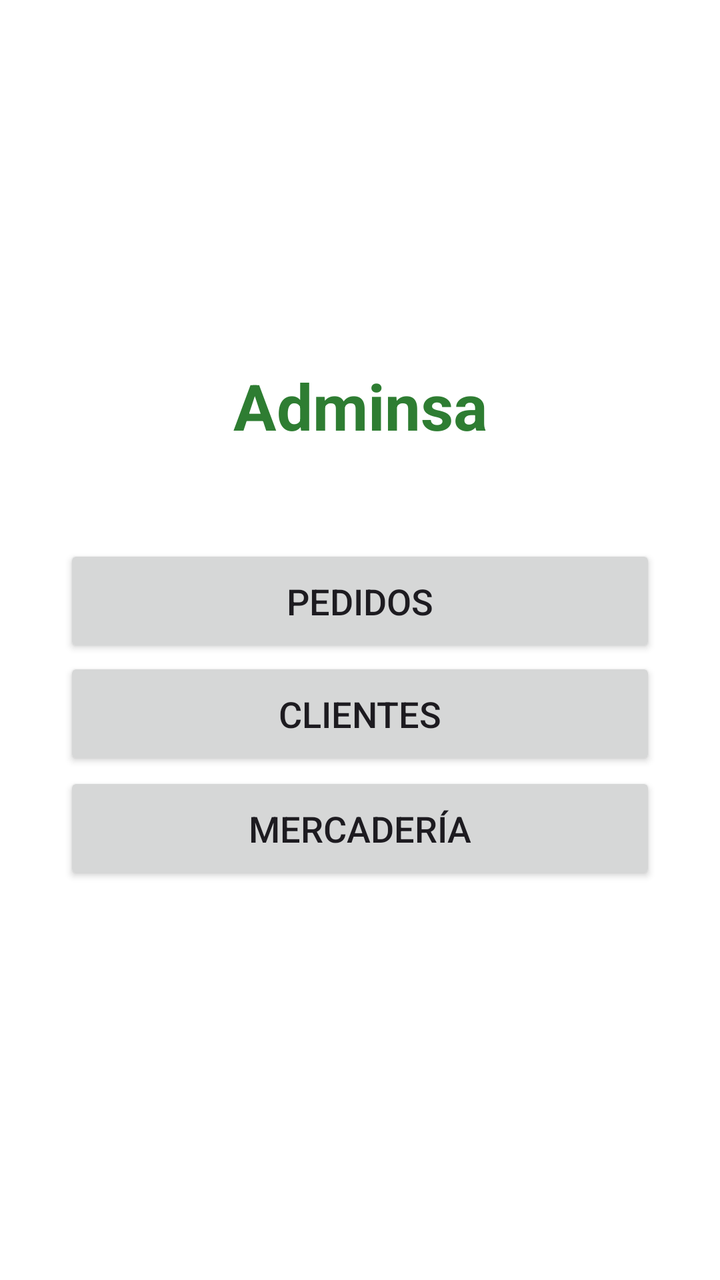
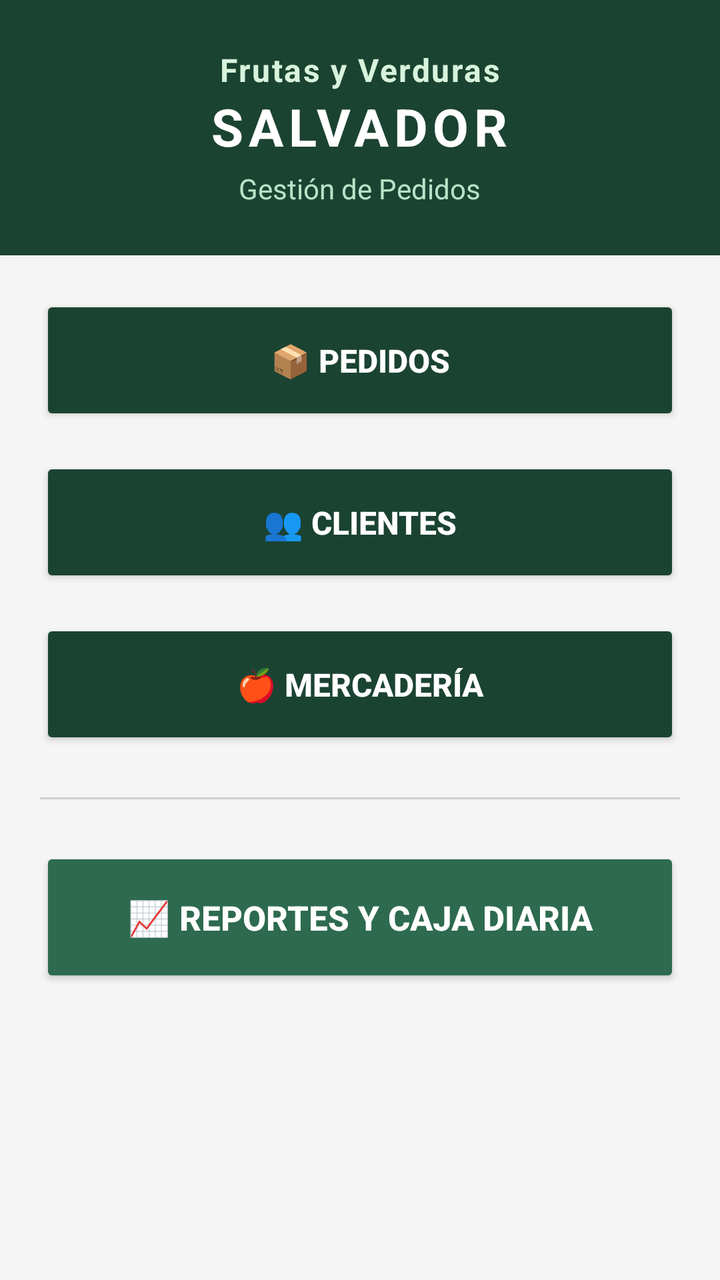

Two renders of the same Android screen: before a commit and after it. Below are the layout's source before the change and the commit's diff.
<!-- AndroidManifest.xml: application theme Theme.GestionSalvador -->
<!-- res/layout/activity_main.xml -->
<?xml version="1.0" encoding="utf-8"?>
<LinearLayout
    xmlns:android="http://schemas.android.com/apk/res/android"
    xmlns:app="http://schemas.android.com/apk/res-auto"
    android:layout_width="match_parent"
    android:layout_height="match_parent"
    android:orientation="vertical"
    android:padding="32dp"
    android:gravity="center"
    android:background="#FFFFFF">

    
    <TextView
        android:layout_width="match_parent"
        android:layout_height="wrap_content"
        android:text="Adminsa"
        android:textSize="32sp"
        android:textStyle="bold"
        android:textColor="#2E7D32"
        android:gravity="center"
        android:layout_marginBottom="48dp"/>

    <Button
        android:id="@+id/btnPedidos"
        android:layout_width="match_parent"
        android:layout_height="wrap_content"
        android:text="Pedidos"
        android:textSize="18sp"
        android:padding="16dp"
        app:icon="@drawable/ic_pedido"
        app:iconGravity="start"
        app:iconPadding="11dp"
        app:iconTint="#FFFFFF"/>

    <Button
        android:id="@+id/btnClientes"
        android:layout_width="match_parent"
        android:layout_height="wrap_content"
        android:text="Clientes"
        android:textSize="18sp"
        android:padding="16dp"
        android:layout_marginBottom="1dp"
        app:icon="@drawable/ic_cliente"
        app:iconGravity="start"
        app:iconPadding="11dp"
        app:iconTint="#FFFFFF" />

    <Button
        android:id="@+id/btnMercaderia"
        android:layout_width="match_parent"
        android:layout_height="wrap_content"
        android:text="Mercadería"
        android:textSize="18sp"
        android:padding="16dp"
        android:layout_marginBottom="16dp"
        app:icon="@drawable/ic_mercaderia"
        app:iconGravity="start"
        app:iconPadding="9dp"
        app:iconTint="#FFFFFF"/>



</LinearLayout>
<!-- resources referenced by this layout -->
<resources>
  <!-- drawable ic_cliente (drawable) -->
  <vector xmlns:android="http://schemas.android.com/apk/res/android"
      android:width="24dp"
      android:height="24dp"
      android:viewportWidth="24"
      android:viewportHeight="24">
      <path
          android:fillColor="#FFFFFFFF"
          android:pathData="M12,12c2.21,0 4,-1.79 4,-4s-1.79,-4 -4,-4 -4,1.79 -4,4 1.79,4 4,4zM12,14c-2.67,0 -8,1.34 -8,4v2h16v-2c0,-2.66 -5.33,-4 -8,-4z"/>
  </vector>
  <!-- drawable ic_mercaderia (drawable) -->
  <vector xmlns:android="http://schemas.android.com/apk/res/android"
      android:width="24dp"
      android:height="24dp"
      android:viewportWidth="960"
      android:viewportHeight="960">
    <path
        android:pathData="M360,720h440v-107L360,613v107ZM160,347h120v-107L160,240v107ZM160,534h120v-107L160,427v107ZM160,720h120v-107L160,613v107ZM360,534h440v-107L360,427v107ZM360,347h440v-107L360,240v107ZM160,800q-33,0 -56.5,-23.5T80,720v-480q0,-33 23.5,-56.5T160,160h640q33,0 56.5,23.5T880,240v480q0,33 -23.5,56.5T800,800L160,800Z"
        android:fillColor="#e3e3e3"/>
  </vector>
  <!-- drawable ic_pedido (drawable) -->
  <vector xmlns:android="http://schemas.android.com/apk/res/android"
      android:width="24dp"
      android:height="24dp"
      android:viewportWidth="960"
      android:viewportHeight="960">
    <path
        android:pathData="M120,880v-800l60,60 60,-60 60,60 60,-60 60,60 60,-60 60,60 60,-60 60,60 60,-60 60,60 60,-60v800l-60,-60 -60,60 -60,-60 -60,60 -60,-60 -60,60 -60,-60 -60,60 -60,-60 -60,60 -60,-60 -60,60ZM240,680h480v-80L240,600v80ZM240,520h480v-80L240,440v80ZM240,360h480v-80L240,280v80ZM200,764h560v-568L200,196v568ZM200,196v568,-568Z"
        android:fillColor="#e3e3e3"/>
  </vector>
  <style name="Theme.GestionSalvador" parent="Base.Theme.GestionSalvador" />
  <style name="Base.Theme.GestionSalvador" parent="Theme.Material3.DayNight.NoActionBar">
          
          
      </style>
</resources>

<!-- the commit's change to res/layout/activity_main.xml (unified diff, before → after) -->
@@ -1,63 +1,123 @@
 <?xml version="1.0" encoding="utf-8"?>
-<LinearLayout
-    xmlns:android="http://schemas.android.com/apk/res/android"
+<LinearLayout xmlns:android="http://schemas.android.com/apk/res/android"
     xmlns:app="http://schemas.android.com/apk/res-auto"
     android:layout_width="match_parent"
     android:layout_height="match_parent"
     android:orientation="vertical"
-    android:padding="32dp"
-    android:gravity="center"
-    android:background="#FFFFFF">
+    android:background="#F5F5F5">
 
     
-    <TextView
+    <LinearLayout
         android:layout_width="match_parent"
         android:layout_height="wrap_content"
-        android:text="Adminsa"
-        android:textSize="32sp"
-        android:textStyle="bold"
-        android:textColor="#2E7D32"
-        android:gravity="center"
-        android:layout_marginBottom="48dp"/>
+        android:background="#1B4332"
+        android:orientation="vertical"
+        android:padding="24dp"
+        android:gravity="center_horizontal">
 
-    <Button
-        android:id="@+id/btnPedidos"
+        <TextView
+            android:layout_width="wrap_content"
+            android:layout_height="wrap_content"
+            android:text="Frutas y Verduras"
+            android:textColor="#D8F3DC"
+            android:textSize="16sp"
+            android:letterSpacing="0.05"
+            android:textStyle="bold"/>
+
+        <TextView
+            android:layout_width="wrap_content"
+            android:layout_height="wrap_content"
+            android:text="SALVADOR"
+            android:textColor="@color/white"
+            android:textSize="26sp"
+            android:textStyle="bold"
+            android:letterSpacing="0.1"/>
+
+        <TextView
+            android:layout_width="wrap_content"
+            android:layout_height="wrap_content"
+            android:text="Gestión de Pedidos"
+            android:textColor="#B7E4C7"
+            android:textSize="14sp"
+            android:layout_marginTop="4dp"/>
+    </LinearLayout>
+
+    
+    <ScrollView
         android:layout_width="match_parent"
-        android:layout_height="wrap_content"
-        android:text="Pedidos"
-        android:textSize="18sp"
-        android:padding="16dp"
-        app:icon="@drawable/ic_pedido"
-        app:iconGravity="start"
-        app:iconPadding="11dp"
-        app:iconTint="#FFFFFF"/>
+        android:layout_height="0dp"
+        android:layout_weight="1"
+        android:padding="20dp">
 
-    <Button
-        android:id="@+id/btnClientes"
-        android:layout_width="match_parent"
-        android:layout_height="wrap_content"
-        android:text="Clientes"
-        android:textSize="18sp"
-        android:padding="16dp"
-        android:layout_marginBottom="1dp"
-        app:icon="@drawable/ic_cliente"
-        app:iconGravity="start"
-        app:iconPadding="11dp"
-        app:iconTint="#FFFFFF" />
+        <LinearLayout
+            android:layout_width="match_parent"
+            android:layout_height="wrap_content"
+            android:orientation="vertical"
+            android:gravity="center_horizontal">
 
-    <Button
-        android:id="@+id/btnMercaderia"
-        android:layout_width="match_parent"
-        android:layout_height="wrap_content"
-        android:text="Mercadería"
-        android:textSize="18sp"
-        android:padding="16dp"
-        android:layout_marginBottom="16dp"
-        app:icon="@drawable/ic_mercaderia"
-        app:iconGravity="start"
-        app:iconPadding="9dp"
-        app:iconTint="#FFFFFF"/>
+            
+            <Button
+                android:id="@+id/btnPedidos"
+                android:layout_width="match_parent"
+                android:layout_height="65dp"
+                android:layout_marginBottom="16dp"
+                android:backgroundTint="#1B4332"
+                android:text="📦 Pedidos"
+                android:textColor="@color/white"
+                android:textSize="16sp"
+                android:textStyle="bold"
+                app:cornerRadius="10dp"
+                android:elevation="4dp"/>
 
+            
+            <Button
+                android:id="@+id/btnClientes"
+                android:layout_width="match_parent"
+                android:layout_height="65dp"
+                android:layout_marginBottom="16dp"
+                android:backgroundTint="#1B4332"
+                android:text="👥 Clientes"
+                android:textColor="@color/white"
+                android:textSize="16sp"
+                android:textStyle="bold"
+                app:cornerRadius="10dp"
+                android:elevation="4dp"/>
 
+            
+            <Button
+                android:id="@+id/btnMercaderia"
+                android:layout_width="match_parent"
+                android:layout_height="65dp"
+                android:layout_marginBottom="24dp"
+                android:backgroundTint="#1B4332"
+                android:text="🍎 Mercadería"
+                android:textColor="@color/white"
+                android:textSize="16sp"
+                android:textStyle="bold"
+                app:cornerRadius="10dp"
+                android:elevation="4dp"/>
+
+            
+            <View
+                android:layout_width="match_parent"
+                android:layout_height="1dp"
+                android:background="#CCCCCC"
+                android:layout_marginBottom="24dp"/>
+
+            
+            <Button
+                android:id="@+id/btnReportes"
+                android:layout_width="match_parent"
+                android:layout_height="70dp"
+                android:backgroundTint="#2D6A4F"
+                android:text="📈 Reportes y Caja Diaria"
+                android:textColor="@color/white"
+                android:textSize="17sp"
+                android:textStyle="bold"
+                app:cornerRadius="12dp"
+                android:elevation="6dp"/>
+
+        </LinearLayout>
+    </ScrollView>
 
 </LinearLayout>
<!-- resource entries referenced after the edit -->
@@ -1,35 +1,6 @@
 <!-- resources referenced by this layout -->
 <resources>
-  <!-- drawable ic_cliente (drawable) -->
-  <vector xmlns:android="http://schemas.android.com/apk/res/android"
-      android:width="24dp"
-      android:height="24dp"
-      android:viewportWidth="24"
-      android:viewportHeight="24">
-      <path
-          android:fillColor="#FFFFFFFF"
-          android:pathData="M12,12c2.21,0 4,-1.79 4,-4s-1.79,-4 -4,-4 -4,1.79 -4,4 1.79,4 4,4zM12,14c-2.67,0 -8,1.34 -8,4v2h16v-2c0,-2.66 -5.33,-4 -8,-4z"/>
-  </vector>
-  <!-- drawable ic_mercaderia (drawable) -->
-  <vector xmlns:android="http://schemas.android.com/apk/res/android"
-      android:width="24dp"
-      android:height="24dp"
-      android:viewportWidth="960"
-      android:viewportHeight="960">
-    <path
-        android:pathData="M360,720h440v-107L360,613v107ZM160,347h120v-107L160,240v107ZM160,534h120v-107L160,427v107ZM160,720h120v-107L160,613v107ZM360,534h440v-107L360,427v107ZM360,347h440v-107L360,240v107ZM160,800q-33,0 -56.5,-23.5T80,720v-480q0,-33 23.5,-56.5T160,160h640q33,0 56.5,23.5T880,240v480q0,33 -23.5,56.5T800,800L160,800Z"
-        android:fillColor="#e3e3e3"/>
-  </vector>
-  <!-- drawable ic_pedido (drawable) -->
-  <vector xmlns:android="http://schemas.android.com/apk/res/android"
-      android:width="24dp"
-      android:height="24dp"
-      android:viewportWidth="960"
-      android:viewportHeight="960">
-    <path
-        android:pathData="M120,880v-800l60,60 60,-60 60,60 60,-60 60,60 60,-60 60,60 60,-60 60,60 60,-60 60,60 60,-60v800l-60,-60 -60,60 -60,-60 -60,60 -60,-60 -60,60 -60,-60 -60,60 -60,-60 -60,60 -60,-60 -60,60ZM240,680h480v-80L240,600v80ZM240,520h480v-80L240,440v80ZM240,360h480v-80L240,280v80ZM200,764h560v-568L200,196v568ZM200,196v568,-568Z"
-        android:fillColor="#e3e3e3"/>
-  </vector>
+  <color name="white">#FFFFFFFF</color>
   <style name="Theme.GestionSalvador" parent="Base.Theme.GestionSalvador" />
   <style name="Base.Theme.GestionSalvador" parent="Theme.Material3.DayNight.NoActionBar">
           
